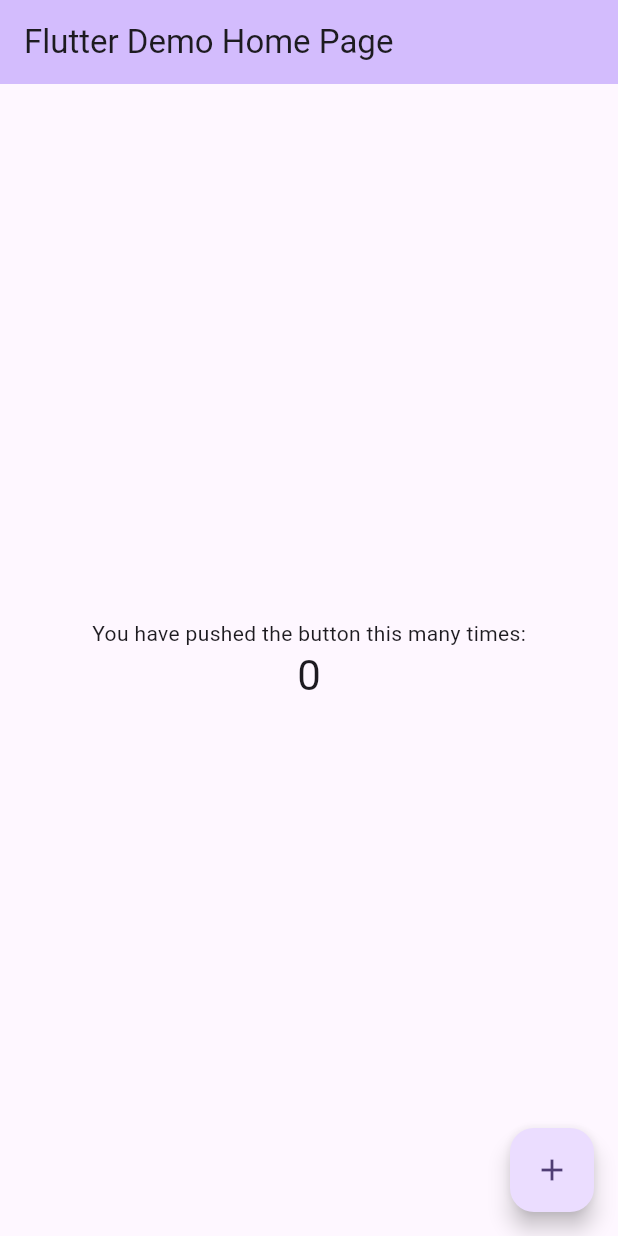
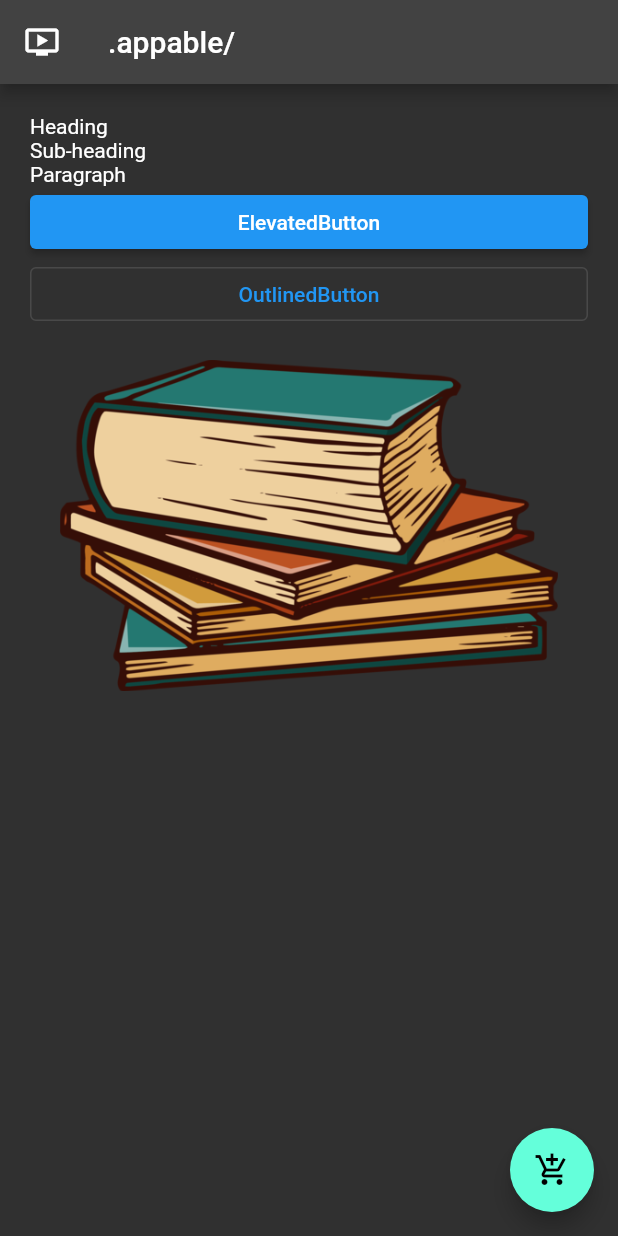
Before and after one commit to AmanUllahAkhand/login_flutter_app, a Flutter app: the screen it shows after launch, on a phone screen of 412 x 824 dp. Run offline on Flutter 3.47's test engine with Material 2 defaults, Android fonts, the phone set to English and light mode, and no system bars.

```diff
--- a/lib/main.dart
+++ b/lib/main.dart
@@ -1,125 +1,47 @@
 import 'package:flutter/material.dart';
 
-void main() {
-  runApp(const MyApp());
-}
+void main() => runApp(const MyApp());
+
 
 class MyApp extends StatelessWidget {
   const MyApp({super.key});
 
-  // This widget is the root of your application.
   @override
   Widget build(BuildContext context) {
     return MaterialApp(
-      title: 'Flutter Demo',
-      theme: ThemeData(
-        // This is the theme of your application.
-        //
-        // TRY THIS: Try running your application with "flutter run". You'll see
-        // the application has a blue toolbar. Then, without quitting the app,
-        // try changing the seedColor in the colorScheme below to Colors.green
-        // and then invoke "hot reload" (save your changes or press the "hot
-        // reload" button in a Flutter-supported IDE, or press "r" if you used
-        // the command line to start the app).
-        //
-        // Notice that the counter didn't reset back to zero; the application
-        // state is not lost during the reload. To reset the state, use hot
-        // restart instead.
-        //
-        // This works for code too, not just values: Most code changes can be
-        // tested with just a hot reload.
-        colorScheme: ColorScheme.fromSeed(seedColor: Colors.deepPurple),
-        useMaterial3: true,
-      ),
-      home: const MyHomePage(title: 'Flutter Demo Home Page'),
+      theme: ThemeData(brightness: Brightness.light),
+      darkTheme: ThemeData(brightness: Brightness.dark),
+      themeMode: ThemeMode.dark,
+      home:  AppHome(),
     );
   }
 }
 
-class MyHomePage extends StatefulWidget {
-  const MyHomePage({super.key, required this.title});
 
-  // This widget is the home page of your application. It is stateful, meaning
-  // that it has a State object (defined below) that contains fields that affect
-  // how it looks.
-
-  // This class is the configuration for the state. It holds the values (in this
-  // case the title) provided by the parent (in this case the App widget) and
-  // used by the build method of the State. Fields in a Widget subclass are
-  // always marked "final".
-
-  final String title;
-
-  @override
-  State<MyHomePage> createState() => _MyHomePageState();
-}
-
-class _MyHomePageState extends State<MyHomePage> {
-  int _counter = 0;
-
-  void _incrementCounter() {
-    setState(() {
-      // This call to setState tells the Flutter framework that something has
-      // changed in this State, which causes it to rerun the build method below
-      // so that the display can reflect the updated values. If we changed
-      // _counter without calling setState(), then the build method would not be
-      // called again, and so nothing would appear to happen.
-      _counter++;
-    });
-  }
+class AppHome extends StatelessWidget {
+  const AppHome({Key? key}) : super(key: key);
 
   @override
   Widget build(BuildContext context) {
-    // This method is rerun every time setState is called, for instance as done
-    // by the _incrementCounter method above.
-    //
-    // The Flutter framework has been optimized to make rerunning build methods
-    // fast, so that you can just rebuild anything that needs updating rather
-    // than having to individually change instances of widgets.
     return Scaffold(
-      appBar: AppBar(
-        // TRY THIS: Try changing the color here to a specific color (to
-        // Colors.amber, perhaps?) and trigger a hot reload to see the AppBar
-        // change color while the other colors stay the same.
-        backgroundColor: Theme.of(context).colorScheme.inversePrimary,
-        // Here we take the value from the MyHomePage object that was created by
-        // the App.build method, and use it to set our appbar title.
-        title: Text(widget.title),
+      appBar: AppBar(title: Text('.appable/'),leading: const Icon(Icons.ondemand_video),),
+      floatingActionButton: FloatingActionButton(onPressed: () {  },
+      child: const Icon(Icons.add_shopping_cart_outlined),),
+      body: Padding(
+        padding: const EdgeInsets.all(20),
+        child: ListView(
+          children: [
+            const Text('Heading'),
+            const Text('Sub-heading'),
+            const Text('Paragraph'),
+            ElevatedButton(onPressed: (){}, child: const Text('ElevatedButton'),),
+            OutlinedButton(onPressed: (){}, child: const Text('OutlinedButton'),),
+            const Padding(padding: EdgeInsets.all(20.0),
+            child: Image(image: AssetImage('assets/images/book.png')),
+            )
+          ],
+        )
       ),
-      body: Center(
-        // Center is a layout widget. It takes a single child and positions it
-        // in the middle of the parent.
-        child: Column(
-          // Column is also a layout widget. It takes a list of children and
-          // arranges them vertically. By default, it sizes itself to fit its
-          // children horizontally, and tries to be as tall as its parent.
-          //
-          // Column has various properties to control how it sizes itself and
-          // how it positions its children. Here we use mainAxisAlignment to
-          // center the children vertically; the main axis here is the vertical
-          // axis because Columns are vertical (the cross axis would be
-          // horizontal).
-          //
-          // TRY THIS: Invoke "debug painting" (choose the "Toggle Debug Paint"
-          // action in the IDE, or press "p" in the console), to see the
-          // wireframe for each widget.
-          mainAxisAlignment: MainAxisAlignment.center,
-          children: <Widget>[
-            const Text(
-              'You have pushed the button this many times:',
-            ),
-            Text(
-              '$_counter',
-              style: Theme.of(context).textTheme.headlineMedium,
-            ),
-          ],
-        ),
-      ),
-      floatingActionButton: FloatingActionButton(
-        onPressed: _incrementCounter,
-        tooltip: 'Increment',
-        child: const Icon(Icons.add),
-      ), // This trailing comma makes auto-formatting nicer for build methods.
     );
   }
 }
```
